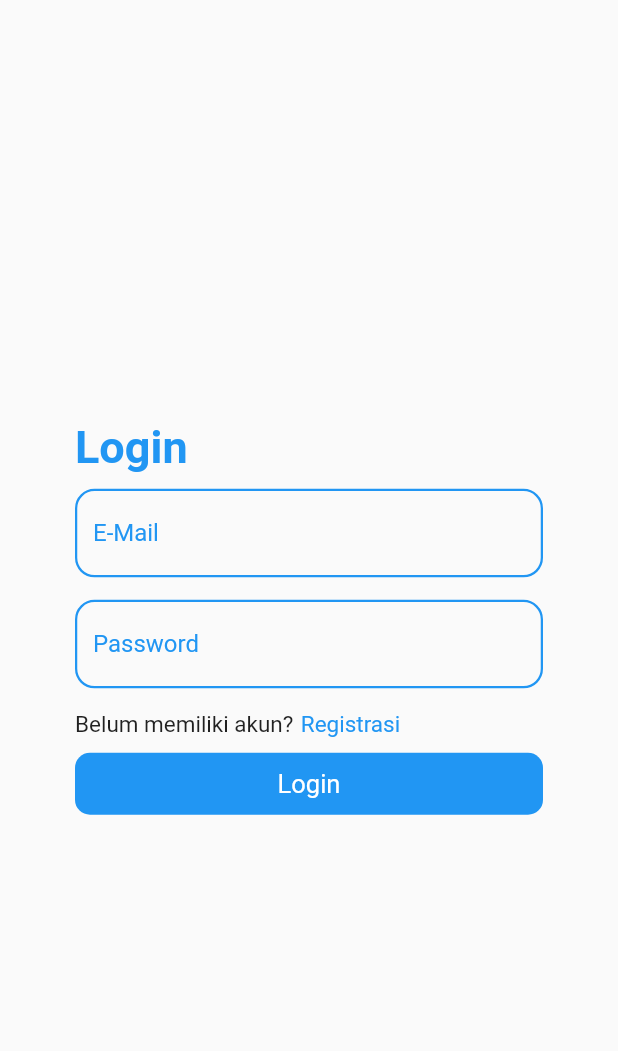
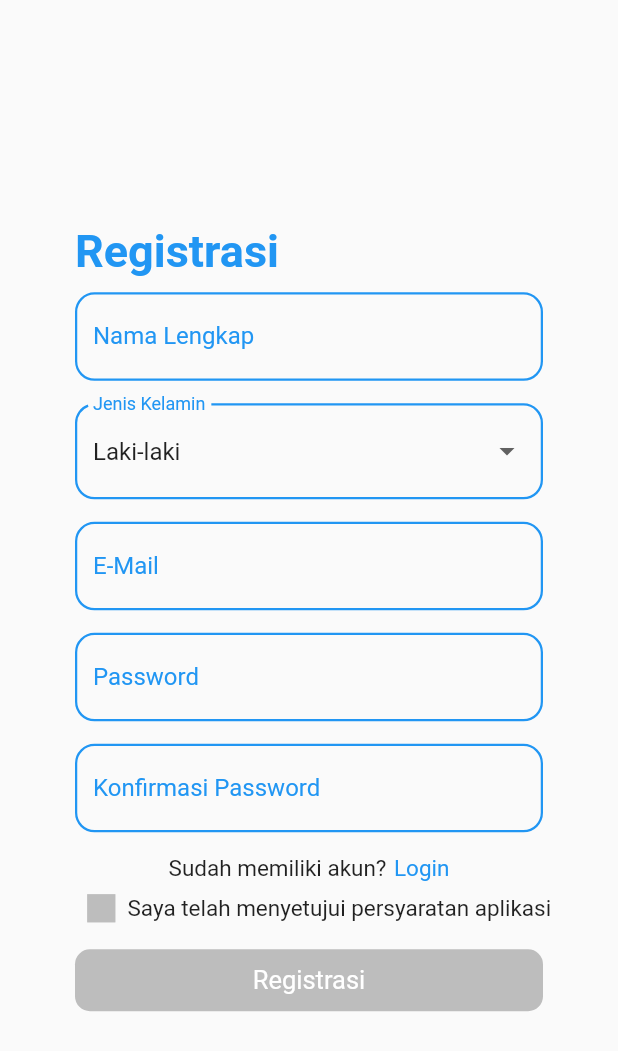
Before and after one commit to izzudin26/B-Archive_Flutter, a Flutter app: the screen it shows after launch, after a tap on "Registrasi", on a phone screen of 412 x 824 dp. Shown: the top 1051 px of the screen. Run offline on Flutter 3.47's test engine with Material 2 defaults, Android fonts, the phone set to English and light mode, and no system bars.

Commit message:
complete registration and login screen

```diff
--- a/lib/screen/login.dart
+++ b/lib/screen/login.dart
@@ -1,3 +1,4 @@
+import 'package:b_archive/screen/registration.dart';
 import 'package:flutter/material.dart';
 import 'package:b_archive/style/style.dart' as style;
 
@@ -11,6 +12,13 @@ class Login extends StatefulWidget {
 class _LoginState extends State<Login> {
   TextEditingController email = TextEditingController();
   TextEditingController password = TextEditingController();
+  bool isLoading = false;
+
+  void processLogin() {
+    setState(() {
+      isLoading = true;
+    });
+  }
 
   @override
   Widget build(BuildContext context) {
@@ -47,7 +55,12 @@ class _LoginState extends State<Login> {
                   style: style.subtitle(),
                 ),
                 InkWell(
-                  onTap: () {},
+                  onTap: () {
+                    Navigator.pushReplacement(
+                        context,
+                        MaterialPageRoute(
+                            builder: (context) => Registration()));
+                  },
                   child: Container(
                     margin: EdgeInsets.only(left: 5),
                     child: Text(
@@ -60,12 +73,19 @@ class _LoginState extends State<Login> {
               ],
             ),
             Container(
-              margin: EdgeInsets.only(top: 10),
-              child: SizedBox(
-                height: MediaQuery.of(context).size.height * 0.05,
-                  width: double.infinity,
-                  child: Container(decoration: BoxDecoration(), child: TextButton(onPressed: (){}, style: style.button(context), child: Text("Login", style: TextStyle(color: Colors.white),))))
-            )
+                margin: EdgeInsets.only(top: 10),
+                child: SizedBox(
+                    height: MediaQuery.of(context).size.height * 0.05,
+                    width: double.infinity,
+                    child: Container(
+                        decoration: BoxDecoration(),
+                        child: TextButton(
+                            onPressed: processLogin,
+                            style: style.button(context, isLoading),
+                            child: Text(
+                              "Login",
+                              style: TextStyle(color: Colors.white),
+                            )))))
           ],
         ),
       ),
--- /dev/null
+++ b/lib/screen/registration.dart
@@ -0,0 +1,147 @@
+import 'package:flutter/material.dart';
+import 'package:b_archive/style/style.dart' as style;
+
+import 'login.dart';
+
+class Registration extends StatefulWidget {
+  Registration({Key? key}) : super(key: key);
+
+  @override
+  State<Registration> createState() => _RegistrationState();
+}
+
+class _RegistrationState extends State<Registration> {
+  TextEditingController fullname = TextEditingController();
+  TextEditingController email = TextEditingController();
+  TextEditingController password = TextEditingController();
+  TextEditingController passwordConfirmation = TextEditingController();
+  String? gender = "male";
+  bool isUserAgree = false;
+
+  bool isLoading = false;
+
+  void processLogin() {
+    setState(() {
+      isLoading = true;
+    });
+  }
+
+  @override
+  Widget build(BuildContext context) {
+    return Scaffold(
+        body: Center(
+      child: Container(
+        padding: EdgeInsets.only(left: 50, right: 50),
+        child: Column(
+          crossAxisAlignment: CrossAxisAlignment.start,
+          mainAxisAlignment: MainAxisAlignment.center,
+          children: [
+            Text(
+              "Registrasi",
+              style: style.header(context),
+            ),
+            Container(
+              margin: EdgeInsets.only(top: 10, bottom: 5),
+              child: TextField(
+                controller: fullname,
+                decoration: style.textInput(context, "Nama Lengkap"),
+              ),
+            ),
+            Container(
+                margin: EdgeInsets.only(top: 10, bottom: 5),
+                child: DropdownButtonFormField<String>(
+                  decoration: style.textInput(context, "Jenis Kelamin"),
+                  value: gender,
+                  onChanged: (String? newVal) {
+                    setState(() {
+                      gender = newVal;
+                    });
+                  },
+                  items: <String>["male", "female"]
+                      .map((e) => DropdownMenuItem(
+                            child:
+                                Text(e == "male" ? "Laki-laki" : "Perempuan"),
+                            value: e,
+                          ))
+                      .toList(),
+                )),
+            Container(
+              margin: EdgeInsets.only(top: 10, bottom: 5),
+              child: TextField(
+                controller: email,
+                decoration: style.textInput(context, "E-Mail"),
+              ),
+            ),
+            Container(
+              margin: EdgeInsets.only(top: 10, bottom: 5),
+              child: TextField(
+                controller: password,
+                decoration: style.textInput(context, "Password"),
+              ),
+            ),
+            Container(
+              margin: EdgeInsets.only(top: 10, bottom: 15),
+              child: TextField(
+                controller: passwordConfirmation,
+                decoration: style.textInput(context, "Konfirmasi Password"),
+              ),
+            ),
+            Row(
+              mainAxisAlignment: MainAxisAlignment.center,
+              children: [
+                Text(
+                  "Sudah memiliki akun?",
+                  style: style.subtitle(),
+                ),
+                InkWell(
+                  onTap: () {
+                    Navigator.pushReplacement(context, MaterialPageRoute(builder: (context) => Login()));
+                  },
+                  child: Container(
+                    margin: EdgeInsets.only(left: 5),
+                    child: Text(
+                      "Login",
+                      style: style.subtitle(
+                          color: Theme.of(context).colorScheme.primary),
+                    ),
+                  ),
+                )
+              ],
+            ),
+            Row(
+              mainAxisAlignment: MainAxisAlignment.center,
+              children: [
+                InkWell(
+                  onTap: (){
+                    setState(() {
+                      isUserAgree = !isUserAgree;
+                    });
+                  },
+                  child: style.checkBox(context, isUserAgree)
+                ),
+                Text(
+                  "Saya telah menyetujui persyaratan aplikasi",
+                  style: style.subtitle(),
+                ),
+              ],
+            ),
+            Container(
+                margin: EdgeInsets.only(top: 10),
+                child: SizedBox(
+                    height: MediaQuery.of(context).size.height * 0.05,
+                    width: double.infinity,
+                    child: Container(
+                        decoration: BoxDecoration(),
+                        child: TextButton(
+                            onPressed: isUserAgree ? processLogin : null,
+                            style: style.registrationButton(context, isLoading, !isUserAgree),
+                            child: Text(
+                              "Registrasi",
+                              style: TextStyle(color: Colors.white),
+                            )))))
+          ],
+        ),
+      ),
+    ));
+  }
+}
--- a/lib/style/style.dart
+++ b/lib/style/style.dart
@@ -1,33 +1,53 @@
 import 'package:flutter/material.dart';
 
-TextStyle header(BuildContext context) => TextStyle(color: Theme.of(context).colorScheme.primary, fontWeight: FontWeight.bold, fontSize: 30);
+TextStyle header(BuildContext context) => TextStyle(
+    color: Theme.of(context).colorScheme.primary,
+    fontWeight: FontWeight.bold,
+    fontSize: 30);
 
-TextStyle subtitle({Color? color}) => TextStyle(
-  fontSize: 15,
-  color: color
-);
+TextStyle subtitle({Color? color}) => TextStyle(fontSize: 15, color: color);
 
-InputDecoration textInput (BuildContext context, String placeholderLabel) => InputDecoration(
-  fillColor: Theme.of(context).colorScheme.primary,
-  labelText: placeholderLabel,
-  labelStyle: TextStyle(
-    color: Theme.of(context).colorScheme.primary
-  ),
-  border: OutlineInputBorder(
-    borderSide: BorderSide(color: Theme.of(context).colorScheme.primary, width: 1.5),
+InputDecoration textInput(BuildContext context, String placeholderLabel) =>
+    InputDecoration(
+        fillColor: Theme.of(context).colorScheme.primary,
+        labelText: placeholderLabel,
+        labelStyle: TextStyle(color: Theme.of(context).colorScheme.primary),
+        border: OutlineInputBorder(
+            borderSide: BorderSide(
+                color: Theme.of(context).colorScheme.primary, width: 1.5),
+            borderRadius: BorderRadius.circular(13)),
+        enabledBorder: OutlineInputBorder(
+            borderSide: BorderSide(
+                color: Theme.of(context).colorScheme.primary, width: 1.5),
+            borderRadius: BorderRadius.circular(13)));
 
-    borderRadius: BorderRadius.circular(13)
-  ),
-  enabledBorder: OutlineInputBorder(
-    borderSide: BorderSide(color: Theme.of(context).colorScheme.primary, width: 1.5),
-    borderRadius: BorderRadius.circular(13)
-  )
-);
+ButtonStyle button(BuildContext context, bool isLoading) => ButtonStyle(
+    shape: MaterialStateProperty.all<RoundedRectangleBorder>(
+        RoundedRectangleBorder(borderRadius: BorderRadius.circular(10))),
+    backgroundColor: MaterialStateColor.resolveWith((states) => isLoading
+        ? Colors.blue.shade100
+        : states.contains(MaterialState.pressed)
+            ? Color.fromARGB(255, 116, 193, 255)
+            : Theme.of(context).colorScheme.primary),
+    textStyle: MaterialStateTextStyle.resolveWith(
+        (states) => TextStyle(fontSize: 17, color: Colors.white)));
 
-ButtonStyle button(BuildContext context) => ButtonStyle(
-  shape: MaterialStateProperty.all<RoundedRectangleBorder>(RoundedRectangleBorder(
-    borderRadius: BorderRadius.circular(10)
-  )),
-  backgroundColor: MaterialStateColor.resolveWith((states) => states.contains(MaterialState.pressed)? Color.fromARGB(255, 116, 193, 255) : Theme.of(context).colorScheme.primary),
- textStyle: MaterialStateTextStyle.resolveWith((states) => TextStyle(fontSize: 17, color: Colors.white))
-);
+
+ButtonStyle registrationButton(BuildContext context, bool isLoading, bool isDisable) => ButtonStyle(
+    shape: MaterialStateProperty.all<RoundedRectangleBorder>(
+        RoundedRectangleBorder(borderRadius: BorderRadius.circular(10))),
+    backgroundColor: MaterialStateColor.resolveWith((states) => isLoading
+        ? Colors.blue.shade100
+        : isDisable ? Colors.grey.shade400 : states.contains(MaterialState.pressed)
+            ? Color.fromARGB(255, 116, 193, 255)
+            : Theme.of(context).colorScheme.primary),
+    textStyle: MaterialStateTextStyle.resolveWith(
+        (states) => TextStyle(fontSize: 17, color: Colors.white)));
+
+Widget checkBox(BuildContext context, bool value) => Container(
+      padding: EdgeInsets.all(5),
+      child: value
+          ? Icon(Icons.check_box,
+              size: 25, color: Theme.of(context).colorScheme.primary)
+          : Icon(Icons.square, size: 25, color: Colors.grey.shade400),
+    );
```
